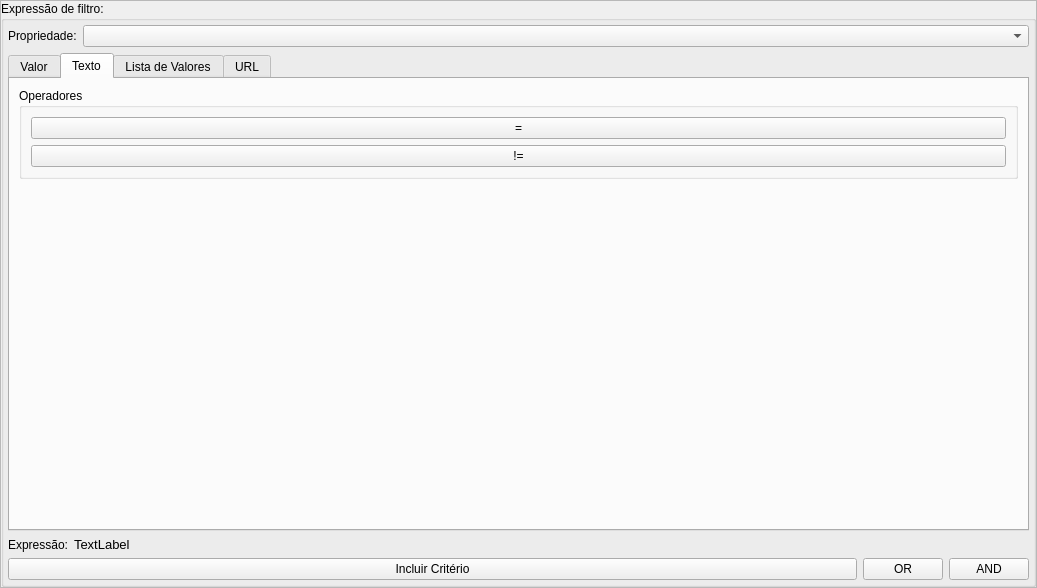
Before: the Qt Designer form IBGEVisualizer/gui/v2/components/frame_filter_expression.ui in IDEHCO3/qgis3-hyper-plugin, drawn with Qt 5.
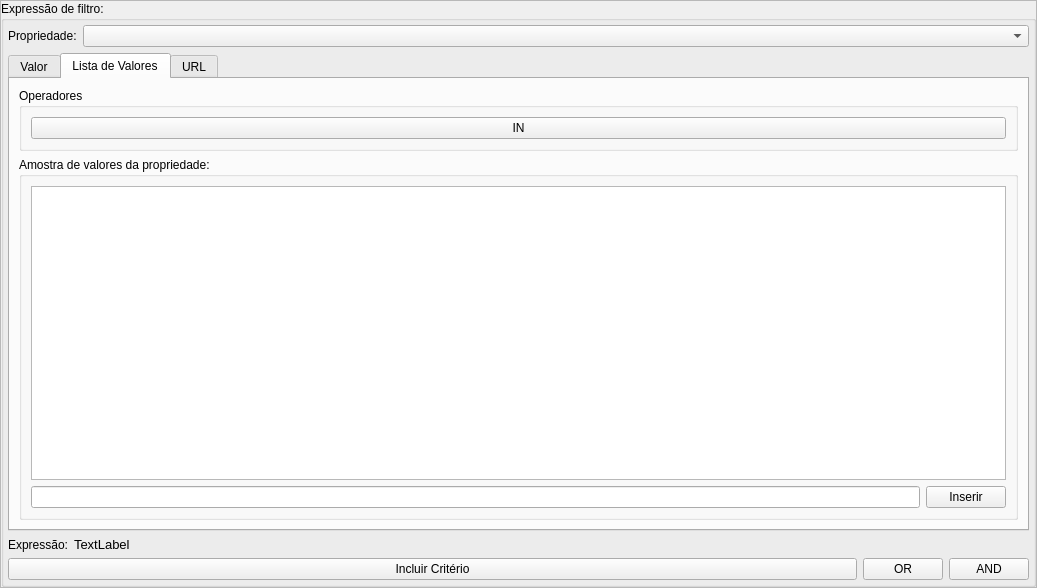
After: the same form once the commit is applied. The open tabs and pages were chosen to show the change.

What changed in the file:
```diff
--- a/IBGEVisualizer/gui/v2/components/frame_filter_expression.ui
+++ b/IBGEVisualizer/gui/v2/components/frame_filter_expression.ui
@@ -289,55 +289,6 @@
           </item>
          </layout>
         </widget>
-        <widget class="QWidget" name="tab_text">
-         <attribute name="title">
-          <string>Texto</string>
-         </attribute>
-         <layout class="QVBoxLayout" name="verticalLayout_5">
-          <item>
-           <widget class="QGroupBox" name="groupBox_7">
-            <property name="title">
-             <string>Operadores</string>
-            </property>
-            <property name="flat">
-             <bool>false</bool>
-            </property>
-            <property name="checkable">
-             <bool>false</bool>
-            </property>
-            <layout class="QGridLayout" name="gridLayout_8">
-             <item row="1" column="0">
-              <widget class="QPushButton" name="pushButton_18">
-               <property name="text">
-                <string>!=</string>
-               </property>
-              </widget>
-             </item>
-             <item row="0" column="0">
-              <widget class="QPushButton" name="pushButton_20">
-               <property name="text">
-                <string>=</string>
-               </property>
-              </widget>
-             </item>
-            </layout>
-           </widget>
-          </item>
-          <item>
-           <spacer name="verticalSpacer_4">
-            <property name="orientation">
-             <enum>Qt::Vertical</enum>
-            </property>
-            <property name="sizeHint" stdset="0">
-             <size>
-              <width>20</width>
-              <height>40</height>
-             </size>
-            </property>
-           </spacer>
-          </item>
-         </layout>
-        </widget>
         <widget class="QWidget" name="tab_value_list">
          <attribute name="title">
           <string>Lista de Valores</string>
```
Left out of the diff: 24 changed lines with no effect on the pictures.
